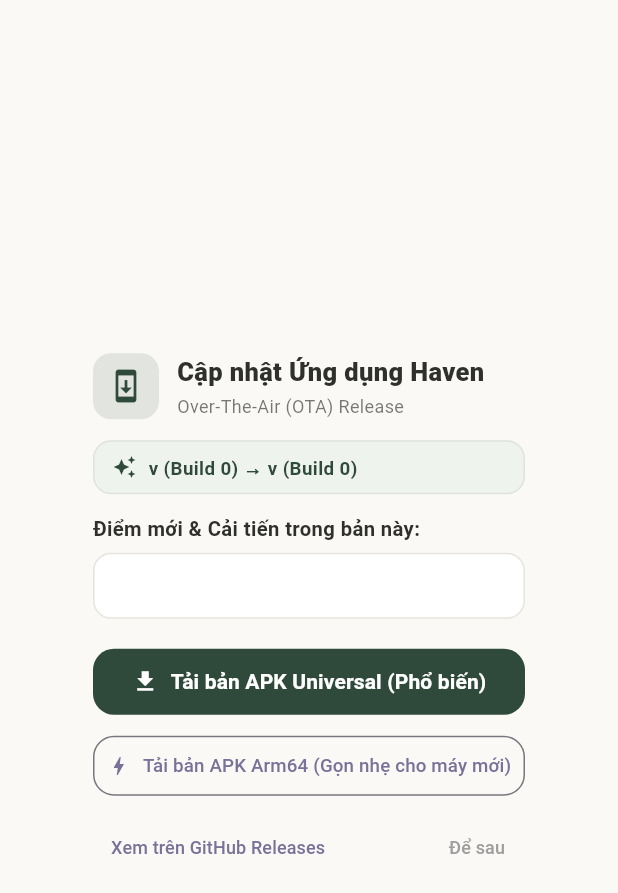
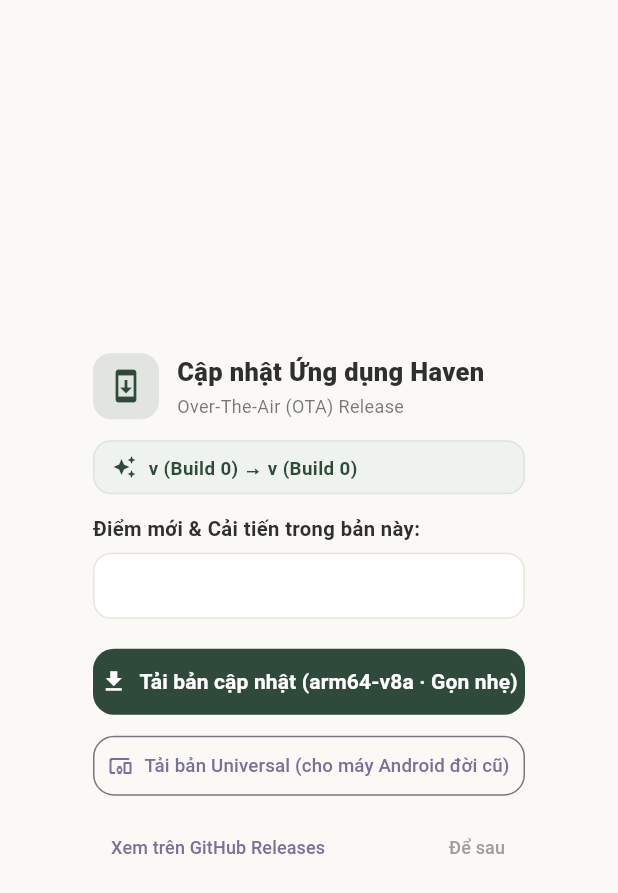
Before and after one commit to nhat-vien/cognitive-toolkit, a Flutter app: the OtaUpdateDialog widget shown alone on an empty page, opened directly with empty values, on a phone screen of 412 x 824 dp. Shown: the top 893 px of the screen. Run offline on Flutter 3.47's test engine with Material 3 defaults, Android fonts, the phone set to English and light mode, and no system bars; our stand-ins replace fl_chart, flutter_riverpod, flutter_secure_storage, just_audio, local_auth, pdf and 1 more; missing offline and left inert: health; accounts and stored records are empty.

Commit message:
fix(ota): default Android OTA download to arm64-v8a.apk & auto-sync embedded build version from ota-version.json

```diff
--- a/apps/mobile-flutter/lib/presentation/dialogs/ota_update_dialog.dart
+++ b/apps/mobile-flutter/lib/presentation/dialogs/ota_update_dialog.dart
@@ -200,7 +200,7 @@ class _OtaUpdateDialogState extends State<OtaUpdateDialog> {
 
             const SizedBox(height: 18),
 
-            // Action Buttons
+            // Action Buttons (Default to compact arm64-v8a APK on Android)
             Column(
               crossAxisAlignment: CrossAxisAlignment.stretch,
               children: [
@@ -215,7 +215,9 @@ class _OtaUpdateDialogState extends State<OtaUpdateDialog> {
                   ),
                   onPressed: _isDownloading
                       ? null
-                      : () => _handleDownload(release.apkUniversalUrl),
+                      : () => _handleDownload(
+                            release.apkArm64Url ?? release.apkUniversalUrl,
+                          ),
                   icon: _isDownloading
                       ? const SizedBox(
                           width: 16,
@@ -227,12 +229,11 @@ class _OtaUpdateDialogState extends State<OtaUpdateDialog> {
                         )
                       : const Icon(Icons.download, size: 18),
                   label: const Text(
-                    'Tải bản APK Universal (Phổ biến)',
+                    'Tải bản cập nhật (arm64-v8a · Gọn nhẹ)',
                     style: TextStyle(fontWeight: FontWeight.w700),
                   ),
                 ),
                 const SizedBox(height: 8),
-                if (release.apkArm64Url != null)
                 OutlinedButton.icon(
                   style: OutlinedButton.styleFrom(
                     padding: const EdgeInsets.symmetric(vertical: 10),
@@ -242,10 +243,10 @@ class _OtaUpdateDialogState extends State<OtaUpdateDialog> {
                   ),
                   onPressed: _isDownloading
                       ? null
-                        : () => _handleDownload(release.apkArm64Url!),
-                    icon: const Icon(Icons.bolt, size: 16),
+                      : () => _handleDownload(release.apkUniversalUrl),
+                  icon: const Icon(Icons.devices_other_rounded, size: 16),
                   label: const Text(
-                      'Tải bản APK Arm64 (Gọn nhẹ cho máy mới)',
+                    'Tải bản Universal (cho máy Android đời cũ)',
                     style: TextStyle(fontSize: 12.5),
                   ),
                 ),
--- a/apps/mobile-flutter/ota-version.json
+++ b/apps/mobile-flutter/ota-version.json
@@ -1,8 +1,8 @@
 {
-  "version": "1.1.1",
-  "buildNumber": 11,
-  "releaseName": "Haven v1.1.1 — Tinh Gọn 7 Bài Tập CBT/DBT & Thuần Việt Trợ Lý AI",
-  "releaseNotesVi": "• Làm gọn màn hình Thực hành 7 bài tập CBT/DBT: Mặc định cảm xúc 'Bình ổn / Thăng bằng' thay vì ép chọn Lo âu, thanh cường độ cảm xúc tự động đổi màu theo mức độ (Xanh → Vàng → Cam → Đỏ).\n• Thuần Việt hóa 100% màn hình Trợ lý AI & Dữ liệu sinh học, bỏ các gợi ý kỹ thuật gây rối và thu gọn các mục nâng cao.",
+  "version": "1.1.2",
+  "buildNumber": 12,
+  "releaseName": "Haven v1.1.2 — Sửa Lỗi Lặp Thông Báo OTA & Mặc Định Tải Bản arm64-v8a",
+  "releaseNotesVi": "• Đồng bộ tự động mã phiên bản khi build APK/IPA: Sau khi cài bản mới, ứng dụng không còn báo cập nhật lặp lại.\n• Đặt mặc định nút tải chính trên Android là bản arm64-v8a.apk gọn nhẹ (~20MB), bản universal.apk làm tùy chọn phụ cho máy đời cũ.",
   "publishedAt": "2026-11-22T00:30:00Z",
   "minAppVersion": "1.0.0",
   "apkUniversalUrl": "https://github.com/nhat-vien/cognitive-toolkit/releases/download/mobile-latest/haven-android-universal.apk",
--- a/apps/mobile-flutter/pubspec.yaml
+++ b/apps/mobile-flutter/pubspec.yaml
@@ -3,7 +3,7 @@ description: >-
   Haven (Equilibria) — Local-First Multi-Platform CBT, TEAM-CBT, DBT &
   Bipolar IPSRT Clinical Companion for Anxiety, Depression, and Bipolar Disorder.
 publish_to: 'none'
-version: 1.0.1+2
+version: 1.1.2+12
 
 environment:
   sdk: '>=3.5.0 <4.0.0'
```
Also changed, not shown: apps/mobile-flutter/lib/domain/services/ota_update_service.dart (+8 -2 lines), 1 other file. Lines whose indentation alone changed are shown as unchanged.
